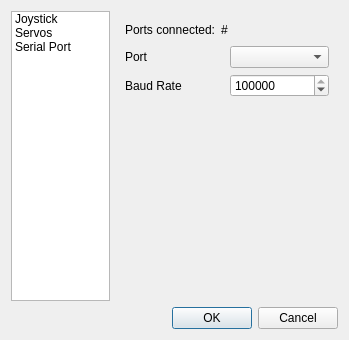
Before: the Qt Designer form Code/optionswindow.ui in jmigual/ETSEIB-deltaRobot, drawn with Qt 5.
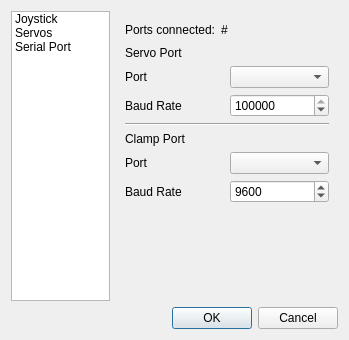
After: the same form once the commit is applied. The open tabs and pages were chosen to show the change.

Diff of the .ui file:
```diff
--- a/Code/optionswindow.ui
+++ b/Code/optionswindow.ui
@@ -332,6 +332,13 @@
            </item>
           </layout>
          </item>
+         <item>
+          <widget class="QLabel" name="label_16">
+           <property name="text">
+            <string>Servo Port</string>
+           </property>
+          </widget>
+         </item>
          <item>
           <layout class="QHBoxLayout" name="horizontalLayout_9">
            <item>
@@ -376,6 +383,64 @@
            </item>
           </layout>
          </item>
+         <item>
+          <widget class="Line" name="line">
+           <property name="orientation">
+            <enum>Qt::Horizontal</enum>
+           </property>
+          </widget>
+         </item>
+         <item>
+          <widget class="QLabel" name="label_17">
+           <property name="text">
+            <string>Clamp Port</string>
+           </property>
+          </widget>
+         </item>
+         <item>
+          <layout class="QHBoxLayout" name="horizontalLayout_17">
+           <item>
+            <widget class="QLabel" name="label_18">
+             <property name="text">
+              <string>Port</string>
+             </property>
+            </widget>
+           </item>
+           <item>
+            <widget class="QComboBox" name="portC"/>
+           </item>
+          </layout>
+         </item>
+         <item>
+          <layout class="QHBoxLayout" name="horizontalLayout_19">
+           <item>
+            <widget class="QLabel" name="label_20">
+             <property name="text">
+              <string>Baud Rate</string>
+             </property>
+            </widget>
+           </item>
+           <item>
+            <widget class="QSpinBox" name="baudRC">
+             <property name="prefix">
+              <string/>
+             </property>
+             <property name="minimum">
+              <number>300</number>
+             </property>
+             <property name="maximum">
+              <number>2000000</number>
+             </property>
+             <property name="singleStep">
+              <number>100</number>
+             </property>
+             <property name="value">
+              <number>9600</number>
+             </property>
+            </widget>
+           </item>
+          </layout>
+         </item>
          <item>
           <spacer name="verticalSpacer_3">
            <property name="orientation">
```
Left out of the diff: 4 changed lines with no effect on the pictures.
